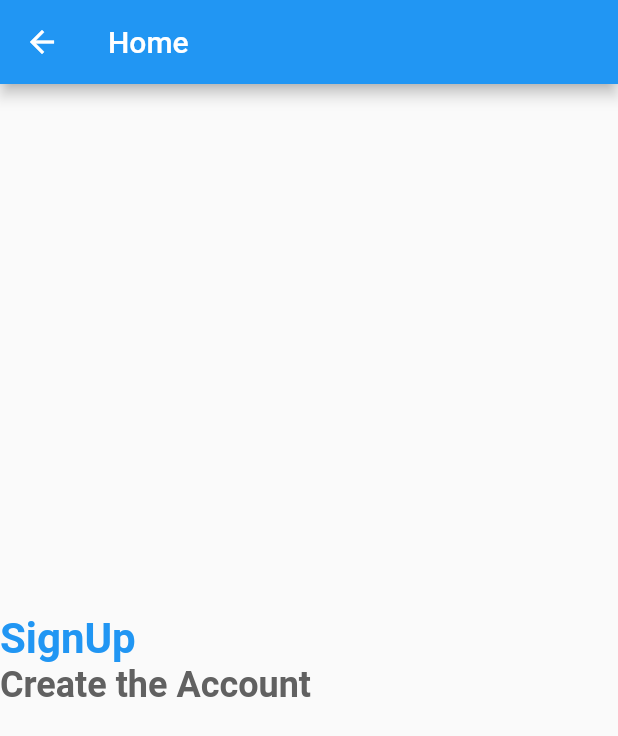
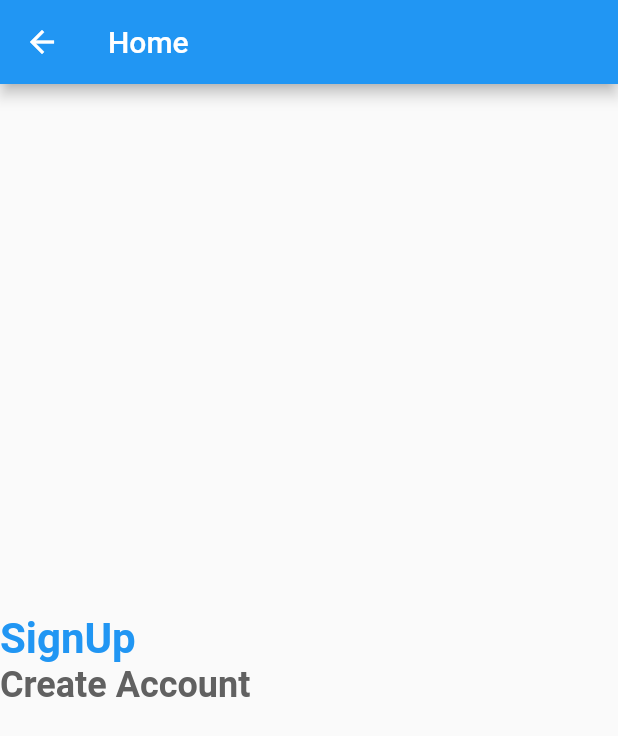
Before and after one commit to Dine5hk/demo2, a Flutter app: the Message screen opened directly, on a phone screen of 412 x 824 dp. Shown: the top 736 px of the screen. Run offline on Flutter 3.47's test engine with Material 2 defaults, Android fonts, the phone set to English and light mode, and no system bars.

Commit message:
first commit

```diff
--- a/lib/Message.dart
+++ b/lib/Message.dart
@@ -23,10 +23,11 @@ class _MessageState extends State<Message> {
           fontSize: 28.0,
         fontWeight: FontWeight.bold)
         ),
-        Text("Create the Account", style: TextStyle(
+        Text("Create Account", style: TextStyle(
           color: Colors.grey[700], fontSize: 24.0, fontWeight:FontWeight.bold
         ),
         ),
+
       ],
       ),
     );
```
